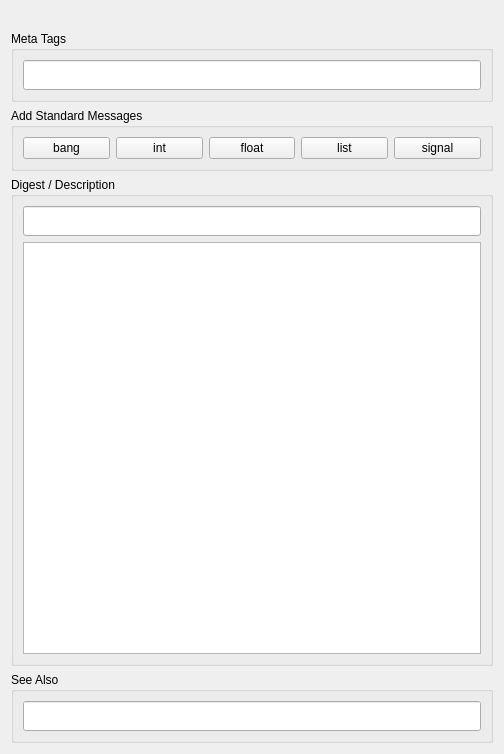
The window that src/Edit/PagePatch.ui (xavierxeon-music/HelpForMax) describes before a commit, drawn with Qt 5.
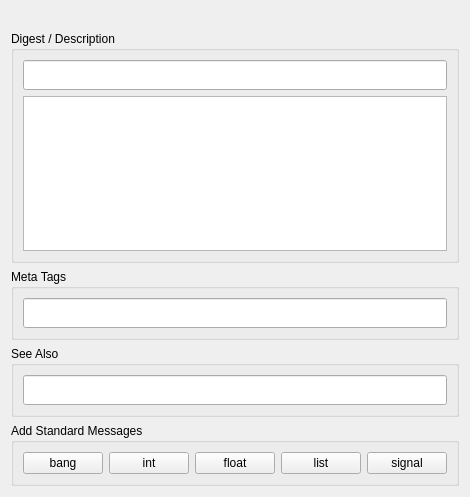
The same window after the commit.

```diff
--- a/src/Edit/PagePatch.ui
+++ b/src/Edit/PagePatch.ui
@@ -6,8 +6,8 @@
    <rect>
     <x>0</x>
     <y>0</y>
-    <width>504</width>
-    <height>754</height>
+    <width>412</width>
+    <height>497</height>
    </rect>
   </property>
   <property name="windowTitle">
@@ -24,6 +24,31 @@
      </property>
     </widget>
    </item>
+   <item>
+    <widget class="QGroupBox" name="digestGroup">
+     <property name="title">
+      <string>Digest / Description</string>
+     </property>
+     <property name="flat">
+      <bool>true</bool>
+     </property>
+     <layout class="QVBoxLayout" name="verticalLayout">
+      <item>
+       <widget class="QLineEdit" name="digestEdit">
+        <property name="minimumSize">
+         <size>
+          <width>0</width>
+          <height>30</height>
+         </size>
+        </property>
+       </widget>
+      </item>
+      <item>
+       <widget class="QPlainTextEdit" name="descrptionEdit"/>
+      </item>
+     </layout>
+    </widget>
+   </item>
    <item>
     <widget class="QGroupBox" name="meetaTagGroup">
      <property name="title">
@@ -46,6 +71,28 @@
      </layout>
     </widget>
    </item>
+   <item>
+    <widget class="QGroupBox" name="seeAlsoGroup">
+     <property name="title">
+      <string>See Also</string>
+     </property>
+     <property name="flat">
+      <bool>true</bool>
+     </property>
+     <layout class="QVBoxLayout" name="verticalLayout_2">
+      <item>
+       <widget class="QLineEdit" name="seeAlsoEdit">
+        <property name="minimumSize">
+         <size>
+          <width>0</width>
+          <height>30</height>
+         </size>
+        </property>
+       </widget>
+      </item>
+     </layout>
+    </widget>
+   </item>
    <item>
     <widget class="QGroupBox" name="messageGroup">
      <property name="title">
@@ -93,53 +140,6 @@
      </layout>
     </widget>
    </item>
-   <item>
-    <widget class="QGroupBox" name="digestGroup">
-     <property name="title">
-      <string>Digest / Description</string>
-     </property>
-     <property name="flat">
-      <bool>true</bool>
-     </property>
-     <layout class="QVBoxLayout" name="verticalLayout">
-      <item>
-       <widget class="QLineEdit" name="digestEdit">
-        <property name="minimumSize">
-         <size>
-          <width>0</width>
-          <height>30</height>
-         </size>
-        </property>
-       </widget>
-      </item>
-      <item>
-       <widget class="QPlainTextEdit" name="descrptionEdit"/>
-      </item>
-     </layout>
-    </widget>
-   </item>
-   <item>
-    <widget class="QGroupBox" name="seeAlsoGroup">
-     <property name="title">
-      <string>See Also</string>
-     </property>
-     <property name="flat">
-      <bool>true</bool>
-     </property>
-     <layout class="QVBoxLayout" name="verticalLayout_2">
-      <item>
-       <widget class="QLineEdit" name="seeAlsoEdit">
-        <property name="minimumSize">
-         <size>
-          <width>0</width>
-          <height>30</height>
-         </size>
-        </property>
-       </widget>
-      </item>
-     </layout>
-    </widget>
-   </item>
   </layout>
  </widget>
  <resources/>
```
